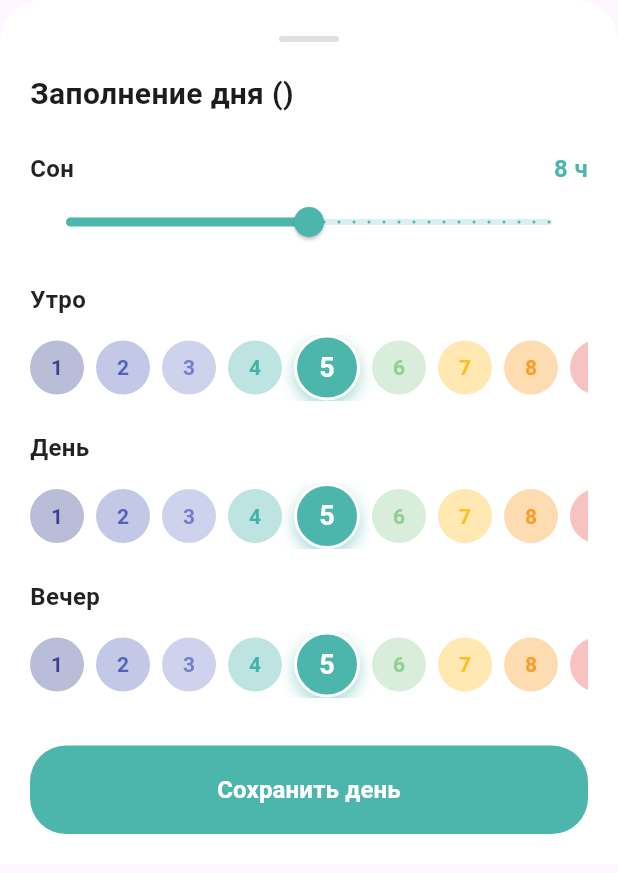
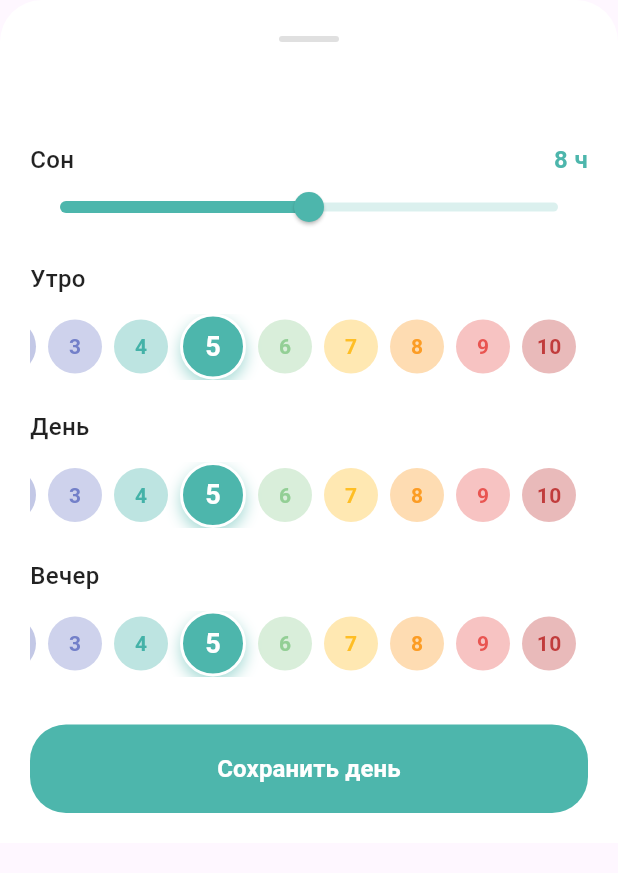
Before and after one commit to s-miroshnichenko/diary, a Flutter app: the FullDayInputSheet widget shown alone on an empty page, opened directly with empty values, on a phone screen of 412 x 824 dp. Shown: the top 873 px of the screen. Run offline on Flutter 3.47's test engine with Material 3 defaults, Android fonts, the phone set to English and light mode, and no system bars; our stand-ins replace supabase_flutter; accounts and stored records are empty; network calls fail.

```diff
--- a/lib/widgets/full_day_input_sheet.dart
+++ b/lib/widgets/full_day_input_sheet.dart
@@ -26,14 +26,46 @@ class _FullDayInputSheetState extends State<FullDayInputSheet> {
 
   final Color primaryTeal = const Color(0xFF4DB6AC);
 
+  final ScrollController _morningScroll = ScrollController(initialScrollOffset: 88.0);
+  final ScrollController _dayScroll = ScrollController(initialScrollOffset: 88.0);
+  final ScrollController _eveningScroll = ScrollController(initialScrollOffset: 88.0);
+
   @override
   void initState() {
     super.initState();
     final data = widget.initialData ?? {};
     _sleepHours = data['sleep_hours'] != null ? (data['sleep_hours'] as num).toDouble() : 8.0;
+
     _morningMood = data['morning_mood'] as int? ?? 5;
     _dayMood = data['day_mood'] as int? ?? 5;
     _eveningMood = data['evening_mood'] as int? ?? 5;
+  }
+
+  @override
+  void dispose() {
+    _morningScroll.dispose();
+    _dayScroll.dispose();
+    _eveningScroll.dispose();
+    super.dispose();
+  }
+
+  // --- ОБНОВЛЕННАЯ ФУНКЦИЯ ФОРМАТИРОВАНИЯ ДАТЫ ---
+  String _formatDate(String dateStr) {
+    try {
+      final DateTime date = DateTime.parse(dateStr);
+      final List<String> months = [
+        '', 'января', 'февраля', 'марта', 'апреля', 'мая', 'июня',
+        'июля', 'августа', 'сентября', 'октября', 'ноября', 'декабря'
+      ];
+      final List<String> weekdays = [
+        '', 'Понедельник', 'Вторник', 'Среда', 'Четверг', 'Пятница', 'Суббота', 'Воскресенье'
+      ];
+
+      // date.weekday возвращает от 1 (пн) до 7 (вс)
+      return '${weekdays[date.weekday]}, ${date.day} ${months[date.month]}';
+    } catch (e) {
+      return dateStr;
+    }
   }
 
   Color getMoodColor(int score) {
@@ -52,13 +84,14 @@ class _FullDayInputSheetState extends State<FullDayInputSheet> {
     }
   }
 
-  Widget _buildMoodSelector(String title, int currentValue, ValueChanged<int> onChanged) {
+  Widget _buildMoodSelector(String title, int currentValue, ValueChanged<int> onChanged, ScrollController scrollController) {
     return Column(
       crossAxisAlignment: CrossAxisAlignment.start,
       children: [
-        Text(title, style: const TextStyle(fontSize: 16, fontWeight: FontWeight.bold, color: Colors.black87)),
+        Text(title, style: const TextStyle(fontSize: 16, fontWeight: FontWeight.w500, color: Colors.black87)),
         const SizedBox(height: 12),
-        SingleChildScrollView( // Чтобы не было overflow на маленьких экранах
+        SingleChildScrollView(
+          controller: scrollController,
           scrollDirection: Axis.horizontal,
           child: Row(
             children: List.generate(10, (index) {
@@ -110,7 +143,7 @@ class _FullDayInputSheetState extends State<FullDayInputSheet> {
         top: 24,
         left: 20,
         right: 20,
-        bottom: MediaQuery.of(context).padding.bottom + 20, // Учет челки/свайп-бара
+        bottom: MediaQuery.of(context).padding.bottom + 20,
       ),
       child: Column(
         mainAxisSize: MainAxisSize.min,
@@ -127,9 +160,13 @@ class _FullDayInputSheetState extends State<FullDayInputSheet> {
             ),
           ),
           const SizedBox(height: 20),
-          Text(
-            'Заполнение дня (${widget.dateId})',
-            style: const TextStyle(fontSize: 20, fontWeight: FontWeight.bold),
+
+          // --- ОБНОВЛЕННЫЙ ЗАГОЛОВОК С ДАТОЙ ПО ЦЕНТРУ ---
+          Center(
+            child: Text(
+              _formatDate(widget.dateId),
+              style: const TextStyle(fontSize: 16, fontWeight: FontWeight.bold),
+            ),
           ),
           const SizedBox(height: 24),
 
@@ -137,30 +174,40 @@ class _FullDayInputSheetState extends State<FullDayInputSheet> {
           Row(
             mainAxisAlignment: MainAxisAlignment.spaceBetween,
             children: [
-              const Text('Сон', style: TextStyle(fontSize: 16, fontWeight: FontWeight.bold, color: Colors.black87)),
+              const Text('Сон', style: TextStyle(fontSize: 16, fontWeight: FontWeight.w500, color: Colors.black87)),
               Text(
                 '${_sleepHours % 1 == 0 ? _sleepHours.toInt() : _sleepHours} ч',
                 style: TextStyle(fontSize: 16, fontWeight: FontWeight.bold, color: primaryTeal),
               ),
             ],
           ),
-          Slider(
-            value: _sleepHours,
-            min: 0,
-            max: 16,
-            divisions: 32,
-            activeColor: primaryTeal,
-            inactiveColor: primaryTeal.withOpacity(0.2),
-            onChanged: (val) => setState(() => _sleepHours = val),
+
+          SliderTheme(
+            data: SliderTheme.of(context).copyWith(
+              trackShape: const RoundedRectSliderTrackShape(),
+              trackHeight: 6.0,
+              thumbShape: const RoundSliderThumbShape(enabledThumbRadius: 10.0),
+              overlayShape: const RoundSliderOverlayShape(overlayRadius: 20.0),
+            ),
+            child: Slider(
+              value: _sleepHours,
+              min: 0,
+              max: 16,
+              activeColor: primaryTeal,
+              inactiveColor: primaryTeal.withOpacity(0.2),
+              onChanged: (val) {
+                setState(() => _sleepHours = (val * 2).roundToDouble() / 2);
+              },
+            ),
           ),
           const SizedBox(height: 16),
 
           // --- БЛОКИ НАСТРОЕНИЯ ---
-          _buildMoodSelector('Утро', _morningMood, (val) => setState(() => _morningMood = val)),
+          _buildMoodSelector('Утро', _morningMood, (val) => setState(() => _morningMood = val), _morningScroll),
           const SizedBox(height: 20),
-          _buildMoodSelector('День', _dayMood, (val) => setState(() => _dayMood = val)),
+          _buildMoodSelector('День', _dayMood, (val) => setState(() => _dayMood = val), _dayScroll),
           const SizedBox(height: 20),
-          _buildMoodSelector('Вечер', _eveningMood, (val) => setState(() => _eveningMood = val)),
+          _buildMoodSelector('Вечер', _eveningMood, (val) => setState(() => _eveningMood = val), _eveningScroll),
           const SizedBox(height: 32),
 
           // --- КНОПКА СОХРАНИТЬ ---
```
Also changed, not shown: lib/screens/home_screen.dart (+40 -20 lines).
